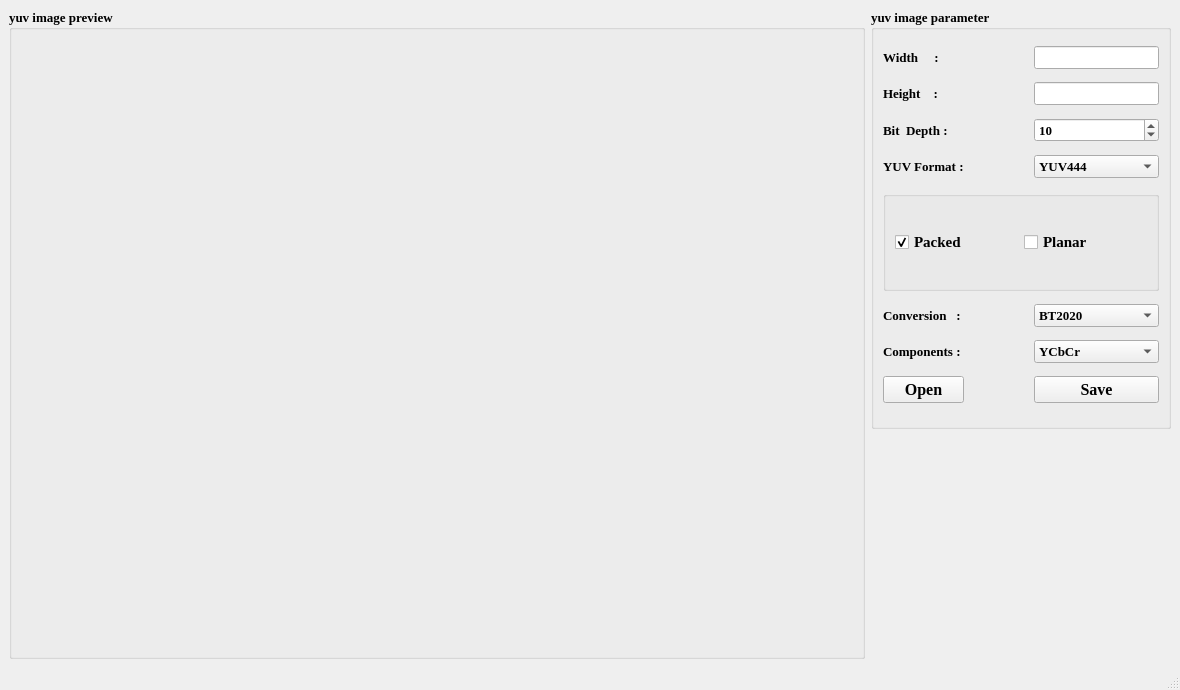
First picture: the form in yuv_viewer.ui, repository HuJingwen1211/MCISP, before the edit.
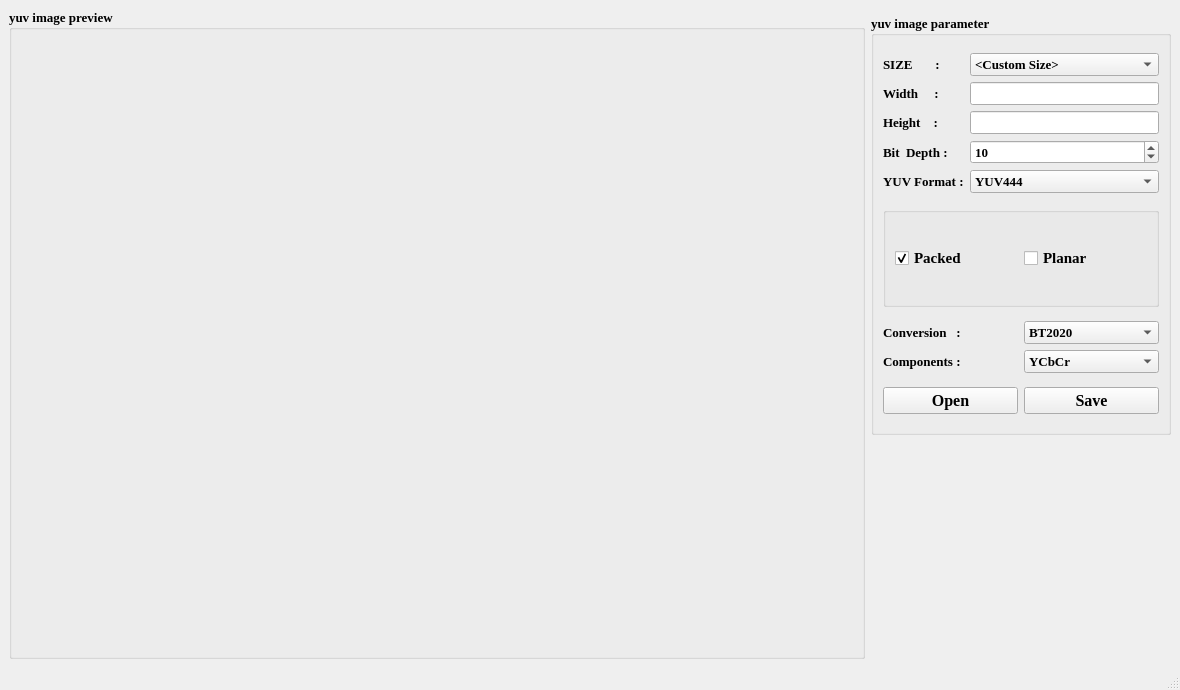
Second picture: the form after the edit.

The edit to the form file:
```diff
--- a/yuv_viewer.ui
+++ b/yuv_viewer.ui
@@ -24,7 +24,20 @@
   </property>
   <widget class="QWidget" name="centralwidget">
    <layout class="QGridLayout" name="gridLayout_3">
-    <item row="0" column="0" rowspan="2">
+    <item row="2" column="1">
+     <spacer name="verticalSpacer">
+      <property name="orientation">
+       <enum>Qt::Orientation::Vertical</enum>
+      </property>
+      <property name="sizeHint" stdset="0">
+       <size>
+        <width>20</width>
+        <height>226</height>
+       </size>
+      </property>
+     </spacer>
+    </item>
+    <item row="0" column="0" rowspan="3">
      <widget class="QGroupBox" name="image_box">
       <property name="font">
        <font>
@@ -45,19 +58,6 @@
      </widget>
     </item>
     <item row="1" column="1">
-     <spacer name="verticalSpacer">
-      <property name="orientation">
-       <enum>Qt::Vertical</enum>
-      </property>
-      <property name="sizeHint" stdset="0">
-       <size>
-        <width>20</width>
-        <height>226</height>
-       </size>
-      </property>
-     </spacer>
-    </item>
-    <item row="0" column="1">
      <widget class="QGroupBox" name="groupBox">
       <property name="minimumSize">
        <size>
@@ -75,15 +75,208 @@
        <font>
         <family>Times New Roman</family>
         <pointsize>10</pointsize>
-        <weight>75</weight>
         <bold>true</bold>
        </font>
       </property>
       <property name="title">
        <string>yuv image parameter</string>
       </property>
+      <layout class="QGridLayout" name="gridLayout_6">
+       <item row="0" column="0" rowspan="2" colspan="2">
+        <layout class="QVBoxLayout" name="verticalLayout">
+         <item>
       <layout class="QGridLayout" name="gridLayout">
-       <item row="4" column="0" colspan="3">
+           <item row="0" column="0">
+            <widget class="QLabel" name="label_4">
+             <property name="font">
+              <font>
+               <family>Times New Roman</family>
+               <pointsize>10</pointsize>
+               <bold>true</bold>
+              </font>
+             </property>
+             <property name="text">
+              <string>SIZE       :</string>
+             </property>
+            </widget>
+           </item>
+           <item row="1" column="0">
+            <widget class="QLabel" name="label">
+             <property name="font">
+              <font>
+               <family>Times New Roman</family>
+               <pointsize>10</pointsize>
+               <bold>true</bold>
+              </font>
+             </property>
+             <property name="text">
+              <string>Width     :</string>
+             </property>
+            </widget>
+           </item>
+           <item row="1" column="2">
+            <widget class="QLineEdit" name="imwidth">
+             <property name="font">
+              <font>
+               <family>Times New Roman</family>
+               <pointsize>10</pointsize>
+               <bold>true</bold>
+              </font>
+             </property>
+            </widget>
+           </item>
+           <item row="2" column="0">
+            <widget class="QLabel" name="label_2">
+             <property name="font">
+              <font>
+               <family>Times New Roman</family>
+               <pointsize>10</pointsize>
+               <bold>true</bold>
+              </font>
+             </property>
+             <property name="text">
+              <string>Height    :</string>
+             </property>
+            </widget>
+           </item>
+           <item row="2" column="2">
+            <widget class="QLineEdit" name="imheight">
+             <property name="font">
+              <font>
+               <family>Times New Roman</family>
+               <pointsize>10</pointsize>
+               <bold>true</bold>
+              </font>
+             </property>
+            </widget>
+           </item>
+           <item row="3" column="0">
+            <widget class="QLabel" name="label_7">
+             <property name="font">
+              <font>
+               <family>Times New Roman</family>
+               <pointsize>10</pointsize>
+               <italic>false</italic>
+               <bold>true</bold>
+              </font>
+             </property>
+             <property name="text">
+              <string>Bit  Depth :</string>
+             </property>
+            </widget>
+           </item>
+           <item row="3" column="2">
+            <widget class="QSpinBox" name="spin_bit">
+             <property name="font">
+              <font>
+               <family>Times New Roman</family>
+               <pointsize>10</pointsize>
+               <bold>true</bold>
+              </font>
+             </property>
+             <property name="minimum">
+              <number>8</number>
+             </property>
+             <property name="maximum">
+              <number>16</number>
+             </property>
+             <property name="value">
+              <number>10</number>
+             </property>
+            </widget>
+           </item>
+           <item row="4" column="0" colspan="2">
+            <widget class="QLabel" name="label_3">
+             <property name="font">
+              <font>
+               <family>Times New Roman</family>
+               <pointsize>10</pointsize>
+               <bold>true</bold>
+              </font>
+             </property>
+             <property name="text">
+              <string>YUV Format :</string>
+             </property>
+            </widget>
+           </item>
+           <item row="4" column="2">
+            <widget class="QComboBox" name="yuv_format">
+             <property name="font">
+              <font>
+               <family>Times New Roman</family>
+               <pointsize>10</pointsize>
+               <bold>true</bold>
+              </font>
+             </property>
+             <item>
+              <property name="text">
+               <string>YUV444</string>
+              </property>
+             </item>
+             <item>
+              <property name="text">
+               <string>YUV422</string>
+              </property>
+             </item>
+             <item>
+              <property name="text">
+               <string>YUV420</string>
+              </property>
+             </item>
+            </widget>
+           </item>
+           <item row="0" column="2">
+            <widget class="QComboBox" name="size_combox">
+             <item>
+              <property name="text">
+               <string>&lt;Custom Size&gt;</string>
+              </property>
+             </item>
+             <item>
+              <property name="text">
+               <string>VGA (640x480)</string>
+              </property>
+             </item>
+             <item>
+              <property name="text">
+               <string>WVGA (832x480)</string>
+              </property>
+             </item>
+             <item>
+              <property name="text">
+               <string>ITU (720x576)</string>
+              </property>
+             </item>
+             <item>
+              <property name="text">
+               <string>720P (1280x720)</string>
+              </property>
+             </item>
+             <item>
+              <property name="text">
+               <string>1080P (1920x1080)</string>
+              </property>
+             </item>
+             <item>
+              <property name="text">
+               <string>4K (3840x2160)</string>
+              </property>
+             </item>
+             <item>
+              <property name="text">
+               <string>XGA (1024x768)</string>
+              </property>
+             </item>
+             <item>
+              <property name="text">
+               <string>XGA+ (1280x960)</string>
+              </property>
+             </item>
+            </widget>
+           </item>
+          </layout>
+         </item>
+         <item>
         <widget class="QGroupBox" name="groupBox_2">
          <property name="enabled">
           <bool>true</bool>
@@ -114,7 +307,9 @@
            <widget class="QCheckBox" name="planar_check">
             <property name="font">
              <font>
+                <family>Times New Roman</family>
               <pointsize>11</pointsize>
+                <bold>true</bold>
              </font>
             </property>
             <property name="text">
@@ -126,7 +321,9 @@
            <widget class="QCheckBox" name="packed_check">
             <property name="font">
              <font>
+                <family>Times New Roman</family>
               <pointsize>11</pointsize>
+                <bold>true</bold>
              </font>
             </property>
             <property name="text">
@@ -140,28 +337,14 @@
          </layout>
         </widget>
        </item>
-       <item row="3" column="0">
-        <widget class="QLabel" name="label_3">
-         <property name="font">
-          <font>
-           <family>Times New Roman</family>
-           <pointsize>10</pointsize>
-           <weight>75</weight>
-           <bold>true</bold>
-          </font>
-         </property>
-         <property name="text">
-          <string>YUV Format :</string>
-         </property>
-        </widget>
-       </item>
-       <item row="5" column="0">
+         <item>
+          <layout class="QGridLayout" name="gridLayout_5">
+           <item row="0" column="0">
         <widget class="QLabel" name="label_8">
          <property name="font">
           <font>
            <family>Times New Roman</family>
            <pointsize>10</pointsize>
-           <weight>75</weight>
            <italic>false</italic>
            <bold>true</bold>
           </font>
@@ -171,12 +354,13 @@
          </property>
         </widget>
        </item>
-       <item row="5" column="2">
+           <item row="0" column="1">
         <widget class="QComboBox" name="conversion_combx">
          <property name="font">
           <font>
            <family>Times New Roman</family>
            <pointsize>10</pointsize>
+               <bold>true</bold>
           </font>
          </property>
          <item>
@@ -196,13 +380,12 @@
          </item>
         </widget>
        </item>
-       <item row="6" column="0">
+           <item row="1" column="0">
         <widget class="QLabel" name="label_9">
          <property name="font">
           <font>
            <family>Times New Roman</family>
            <pointsize>10</pointsize>
-           <weight>75</weight>
            <italic>false</italic>
            <bold>true</bold>
           </font>
@@ -212,12 +395,13 @@
          </property>
         </widget>
        </item>
-       <item row="6" column="2">
+           <item row="1" column="1">
         <widget class="QComboBox" name="component_combx">
          <property name="font">
           <font>
            <family>Times New Roman</family>
            <pointsize>10</pointsize>
+               <bold>true</bold>
           </font>
          </property>
          <item>
@@ -242,13 +426,16 @@
          </item>
         </widget>
        </item>
-       <item row="7" column="0">
+          </layout>
+         </item>
+         <item>
+          <layout class="QHBoxLayout" name="horizontalLayout">
+           <item>
         <widget class="QPushButton" name="btn_open">
          <property name="font">
           <font>
            <family>Times New Roman</family>
            <pointsize>12</pointsize>
-           <weight>75</weight>
            <bold>true</bold>
           </font>
          </property>
@@ -257,73 +444,12 @@
          </property>
         </widget>
        </item>
-       <item row="0" column="2">
-        <widget class="QLineEdit" name="imwidth">
-         <property name="font">
-          <font>
-           <family>Times New Roman</family>
-           <pointsize>10</pointsize>
-           <weight>75</weight>
-           <bold>true</bold>
-          </font>
-         </property>
-        </widget>
-       </item>
-       <item row="0" column="0">
-        <widget class="QLabel" name="label">
-         <property name="font">
-          <font>
-           <family>Times New Roman</family>
-           <pointsize>10</pointsize>
-           <weight>75</weight>
-           <bold>true</bold>
-          </font>
-         </property>
-         <property name="text">
-          <string>Width     :</string>
-         </property>
-        </widget>
-       </item>
-       <item row="2" column="2">
-        <widget class="QSpinBox" name="spin_bit">
-         <property name="font">
-          <font>
-           <family>Times New Roman</family>
-           <pointsize>10</pointsize>
-           <weight>75</weight>
-           <bold>true</bold>
-          </font>
-         </property>
-         <property name="minimum">
-          <number>8</number>
-         </property>
-         <property name="maximum">
-          <number>16</number>
-         </property>
-         <property name="value">
-          <number>10</number>
-         </property>
-        </widget>
-       </item>
-       <item row="1" column="2">
-        <widget class="QLineEdit" name="imheight">
-         <property name="font">
-          <font>
-           <family>Times New Roman</family>
-           <pointsize>10</pointsize>
-           <weight>75</weight>
-           <bold>true</bold>
-          </font>
-         </property>
-        </widget>
-       </item>
-       <item row="7" column="2">
+           <item>
         <widget class="QPushButton" name="save">
          <property name="font">
           <font>
            <family>Times New Roman</family>
            <pointsize>12</pointsize>
-           <weight>75</weight>
            <bold>true</bold>
           </font>
          </property>
@@ -332,74 +458,9 @@
          </property>
         </widget>
        </item>
-       <item row="3" column="2">
-        <widget class="QComboBox" name="yuv_format">
-         <property name="font">
-          <font>
-           <family>Times New Roman</family>
-           <pointsize>10</pointsize>
-          </font>
-         </property>
-         <item>
-          <property name="text">
-           <string>YUV444</string>
-          </property>
+          </layout>
          </item>
-         <item>
-          <property name="text">
-           <string>YUV422</string>
-          </property>
-         </item>
-         <item>
-          <property name="text">
-           <string>YUV420</string>
-          </property>
-         </item>
-        </widget>
-       </item>
-       <item row="1" column="0">
-        <widget class="QLabel" name="label_2">
-         <property name="font">
-          <font>
-           <family>Times New Roman</family>
-           <pointsize>10</pointsize>
-           <weight>75</weight>
-           <bold>true</bold>
-          </font>
-         </property>
-         <property name="text">
-          <string>Height    :</string>
-         </property>
-        </widget>
-       </item>
-       <item row="2" column="0">
-        <widget class="QLabel" name="label_7">
-         <property name="font">
-          <font>
-           <family>Times New Roman</family>
-           <pointsize>10</pointsize>
-           <weight>75</weight>
-           <italic>false</italic>
-           <bold>true</bold>
-          </font>
-         </property>
-         <property name="text">
-          <string>Bit  Depth :</string>
-         </property>
-        </widget>
-       </item>
-       <item row="7" column="1">
-        <spacer name="horizontalSpacer">
-         <property name="orientation">
-          <enum>Qt::Horizontal</enum>
-         </property>
-         <property name="sizeHint" stdset="0">
-          <size>
-           <width>40</width>
-           <height>20</height>
-          </size>
-         </property>
-        </spacer>
+        </layout>
        </item>
       </layout>
      </widget>
```
Left out of the diff: 1 changed line with no effect on the pictures. Lines whose indentation alone changed are shown as unchanged.
